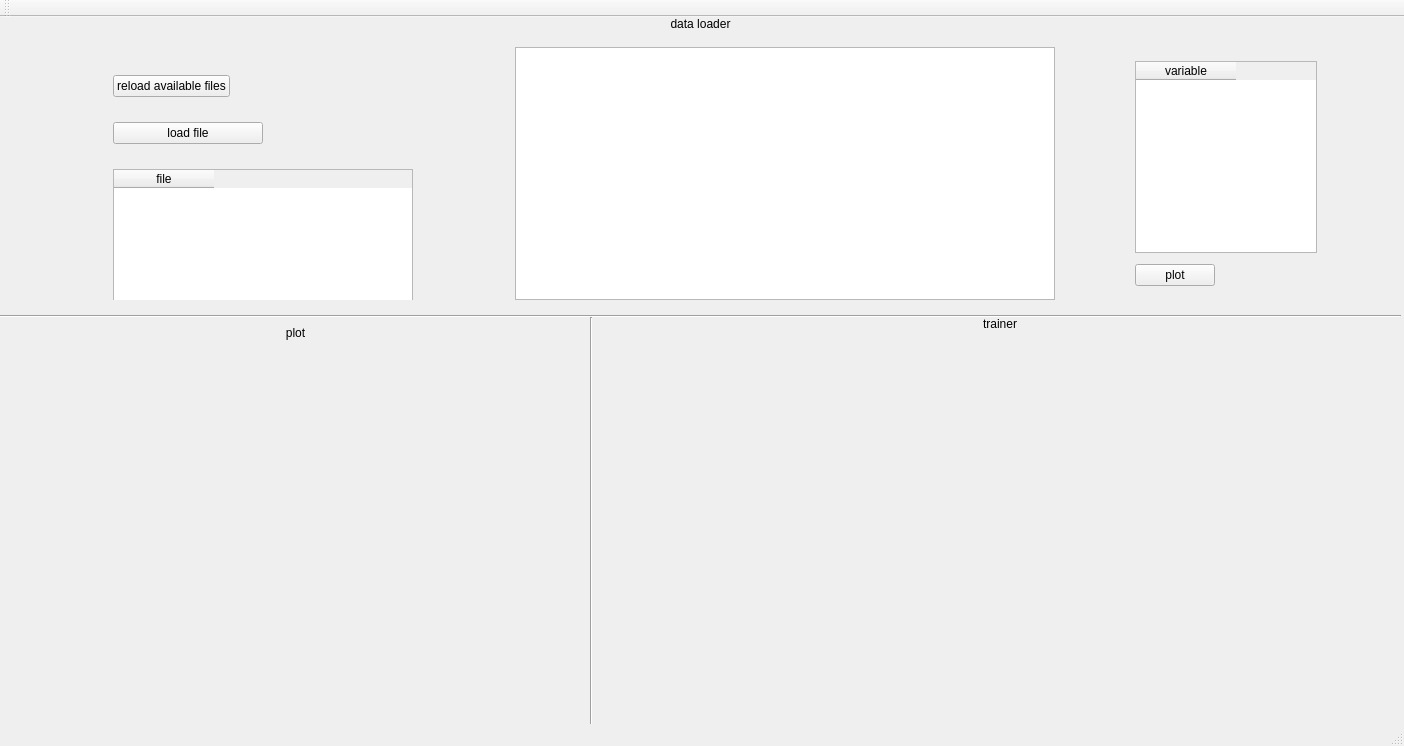
Above: gui/controlboard.ui from wiederin/linear-regression-pipeline before the change. Below: the same form after it.
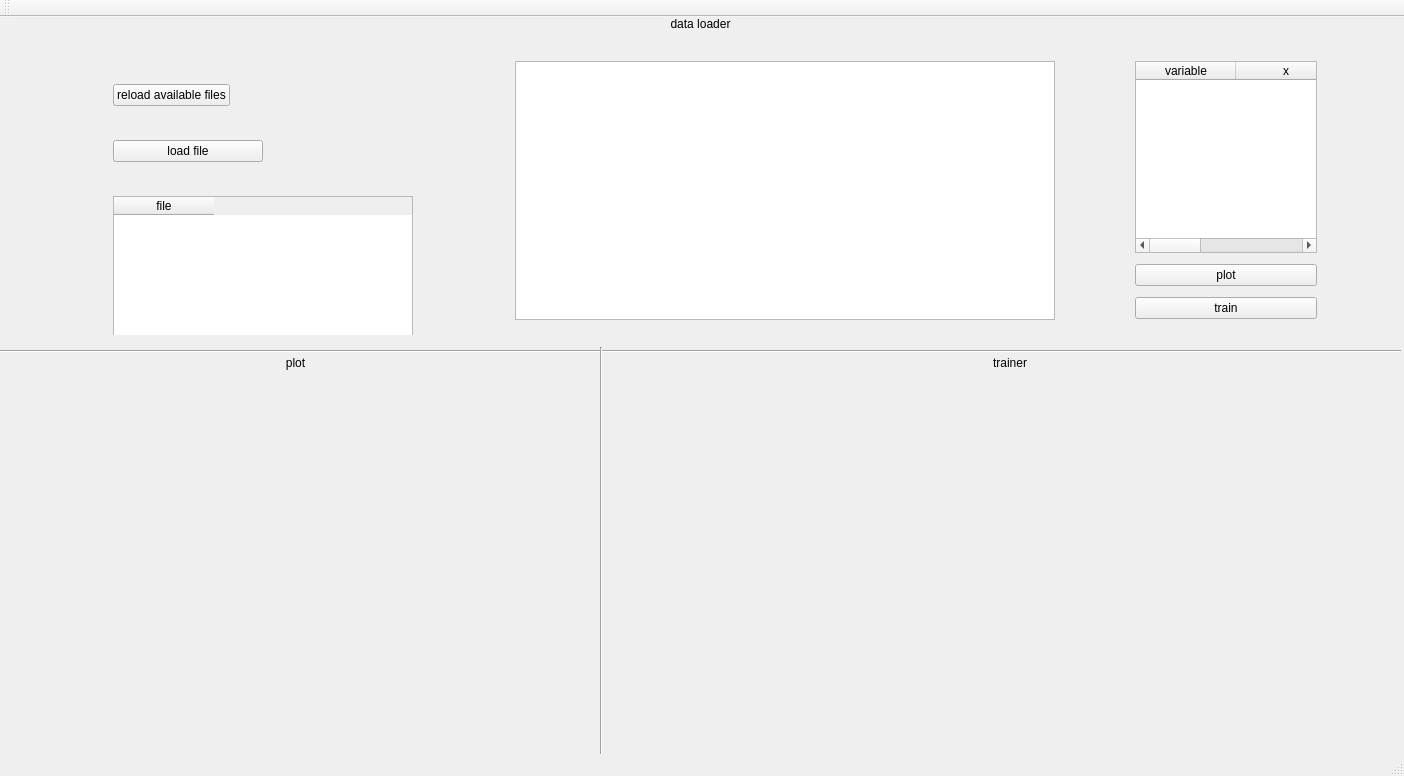
That is the form after the change.

Commit message: implement plot of fixed graph

The edit to the form file:
```diff
--- a/gui/controlboard.ui
+++ b/gui/controlboard.ui
@@ -7,7 +7,7 @@
     <x>0</x>
     <y>0</y>
     <width>1404</width>
-    <height>746</height>
+    <height>776</height>
    </rect>
   </property>
   <property name="sizePolicy">
@@ -35,7 +35,7 @@
       <x>0</x>
       <y>0</y>
       <width>1401</width>
-      <height>301</height>
+      <height>336</height>
      </rect>
     </property>
     <layout class="QVBoxLayout" name="data_module">
@@ -120,7 +120,7 @@
               <bool>true</bool>
              </property>
              <property name="sizePolicy">
-              <sizepolicy hsizetype="Maximum" vsizetype="Maximum">
+              <sizepolicy hsizetype="Minimum" vsizetype="Maximum">
                <horstretch>0</horstretch>
                <verstretch>0</verstretch>
               </sizepolicy>
@@ -183,7 +183,7 @@
          </widget>
         </item>
         <item>
-         <widget class="QFrame" name="verticalFrame_2">
+         <widget class="QFrame" name="v_b_vf">
           <property name="sizePolicy">
            <sizepolicy hsizetype="Maximum" vsizetype="Preferred">
             <horstretch>0</horstretch>
@@ -210,12 +210,22 @@
                <string>variable</string>
               </property>
              </column>
+             <column>
+              <property name="text">
+               <string>x</string>
+              </property>
+             </column>
+             <column>
+              <property name="text">
+               <string>y</string>
+              </property>
+             </column>
             </widget>
            </item>
            <item>
             <widget class="QPushButton" name="plot">
              <property name="sizePolicy">
-              <sizepolicy hsizetype="Maximum" vsizetype="Fixed">
+              <sizepolicy hsizetype="Minimum" vsizetype="Fixed">
                <horstretch>0</horstretch>
                <verstretch>0</verstretch>
               </sizepolicy>
@@ -225,6 +235,13 @@
              </property>
             </widget>
            </item>
+           <item>
+            <widget class="QPushButton" name="train_button">
+             <property name="text">
+              <string>train</string>
+             </property>
+            </widget>
+           </item>
           </layout>
          </widget>
         </item>
@@ -244,17 +261,29 @@
     <property name="geometry">
      <rect>
       <x>0</x>
-      <y>300</y>
+      <y>330</y>
       <width>591</width>
       <height>411</height>
      </rect>
     </property>
     <layout class="QHBoxLayout" name="plotter_module">
      <item>
-      <widget class="QFrame" name="verticalFrame_2">
+      <widget class="QFrame" name="pl_vf">
        <layout class="QVBoxLayout" name="verticalLayout_2">
         <item>
          <widget class="QLabel" name="plotter_label">
+          <property name="sizePolicy">
+           <sizepolicy hsizetype="Preferred" vsizetype="Maximum">
+            <horstretch>0</horstretch>
+            <verstretch>0</verstretch>
+           </sizepolicy>
+          </property>
+          <property name="maximumSize">
+           <size>
+            <width>16777215</width>
+            <height>20</height>
+           </size>
+          </property>
           <property name="text">
            <string>plot</string>
           </property>
@@ -263,6 +292,21 @@
           </property>
          </widget>
         </item>
+        <item>
+         <widget class="QFrame" name="plot_frame">
+          <widget class="QWidget" name="horizontalLayoutWidget_3">
+           <property name="geometry">
+            <rect>
+             <x>9</x>
+             <y>-1</y>
+             <width>571</width>
+             <height>371</height>
+            </rect>
+           </property>
+           <layout class="QHBoxLayout" name="horizontalLayout"/>
+          </widget>
+         </widget>
+        </item>
        </layout>
       </widget>
      </item>
@@ -271,8 +315,8 @@
    <widget class="QWidget" name="horizontalLayoutWidget_2">
     <property name="geometry">
      <rect>
-      <x>590</x>
-      <y>300</y>
+      <x>600</x>
+      <y>330</y>
       <width>811</width>
       <height>411</height>
      </rect>
@@ -286,13 +330,19 @@
       </widget>
      </item>
      <item>
-      <widget class="QLabel" name="trainer_label">
-       <property name="text">
-        <string>trainer</string>
-       </property>
-       <property name="alignment">
-        <set>Qt::AlignHCenter|Qt::AlignTop</set>
-       </property>
+      <widget class="QFrame" name="tr_vf">
+       <layout class="QVBoxLayout" name="verticalLayout_4">
+        <item>
+         <widget class="QLabel" name="trainer_label">
+          <property name="text">
+           <string>trainer</string>
+          </property>
+          <property name="alignment">
+           <set>Qt::AlignHCenter|Qt::AlignTop</set>
+          </property>
+         </widget>
+        </item>
+       </layout>
       </widget>
      </item>
     </layout>
```
Left out of the diff: 4 changed lines with no effect on the pictures. The commit also changes 2 other files.
